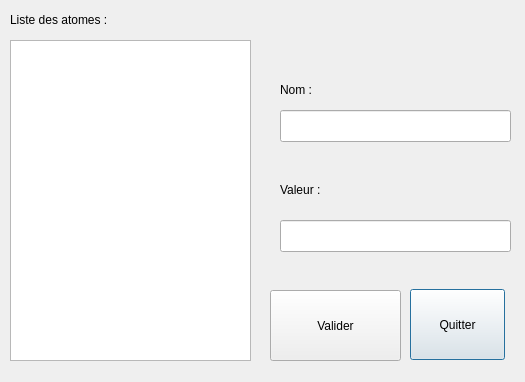
Old version of the form CodeSource/GUI/varedit.ui in the repository Clem225/LO21-Projet.
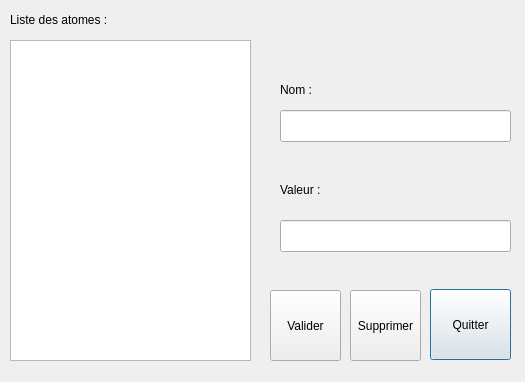
New version of the form.

Commit message: Suppression dans les fenetres

```diff
--- a/CodeSource/GUI/varedit.ui
+++ b/CodeSource/GUI/varedit.ui
@@ -16,9 +16,9 @@
   <widget class="QPushButton" name="pushButton">
    <property name="geometry">
     <rect>
-     <x>410</x>
+     <x>430</x>
      <y>289</y>
-     <width>95</width>
+     <width>81</width>
      <height>71</height>
     </rect>
    </property>
@@ -90,7 +90,7 @@
     <rect>
      <x>270</x>
      <y>290</y>
-     <width>131</width>
+     <width>71</width>
      <height>71</height>
     </rect>
    </property>
@@ -108,6 +108,19 @@
     </rect>
    </property>
   </widget>
+  <widget class="QPushButton" name="supprimer">
+   <property name="geometry">
+    <rect>
+     <x>350</x>
+     <y>290</y>
+     <width>71</width>
+     <height>71</height>
+    </rect>
+   </property>
+   <property name="text">
+    <string>Supprimer</string>
+   </property>
+  </widget>
  </widget>
  <resources/>
  <connections>
```
The commit also changes 5 other files.
